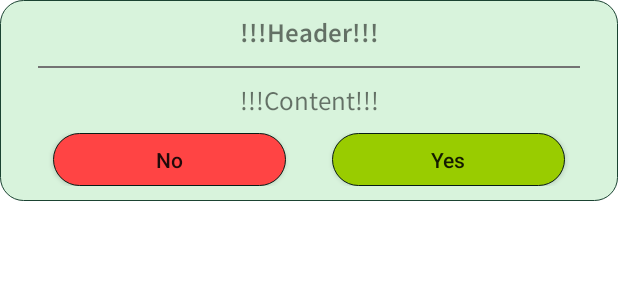
After one commit to Mak7293/WeatherApp, an Android app: the layout dialog_layout.xml on its own in the app's theme, with its tools: preview values and no code run, on a phone screen of 412 x 824 dp. The commit adds this screen. Shown: the top 300 px of the screen. Run offline under Robolectric (Android 15) with nearby library versions, the phone set to English and light mode, and no system bars.

Commit message:
delete location dialog and view model deleting location code has been wrote.

```diff
--- a/app/src/main/java/com/example/weatherapp/domin/util/Utility.java
+++ b/app/src/main/java/com/example/weatherapp/domin/util/Utility.java
@@ -1,4 +1,7 @@
 package com.example.weatherapp.domin.util;
+
+import androidx.datastore.preferences.core.Preferences;
+import androidx.datastore.preferences.core.PreferencesKeys;
 
 public class Utility {
     public Utility(){
@@ -16,6 +19,8 @@ public class Utility {
     public static final String WIND_SPEED = "wind_speed";
     public static final String HUMIDITY = "humidity";
     public static final String WEATHER_STATE = "weather_state";
+    public static final String SHARED_PREF = "shared_pref";
+    public static final String CURRENT_LOCATION = "current_location";
 
 
 }
--- a/app/src/main/java/com/example/weatherapp/presentation/fragments/WeatherFragment.java
+++ b/app/src/main/java/com/example/weatherapp/presentation/fragments/WeatherFragment.java
@@ -38,7 +38,10 @@ import com.example.weatherapp.presentation.view_models.WeatherViewModel;
 import java.util.Map;
 import java.util.Objects;
 
+import dagger.hilt.android.AndroidEntryPoint;
 
+
+@AndroidEntryPoint
 public class WeatherFragment extends Fragment {
 
     private FragmentWeatherBinding binding;
--- /dev/null
+++ b/app/src/main/res/layout/dialog_layout.xml
@@ -0,0 +1,58 @@
+<?xml version="1.0" encoding="utf-8"?>
+<androidx.appcompat.widget.LinearLayoutCompat xmlns:android="http://schemas.android.com/apk/res/android"
+    android:layout_width="wrap_content"
+    android:layout_height="wrap_content"
+    android:background="@drawable/weather_rv_item_background"
+    xmlns:app="http://schemas.android.com/apk/res-auto"
+    android:padding="10dp"
+    android:orientation="vertical">
+    <TextView
+        android:id="@+id/tv_header"
+        android:layout_width="match_parent"
+        android:layout_height="wrap_content"
+        android:gravity="center"
+        android:fontFamily="@font/semi_bold"
+        android:textSize="18sp"
+        android:text="!!!Header!!!"/>
+    <com.google.android.material.divider.MaterialDivider
+        android:layout_width="match_parent"
+        android:layout_height="1dp"
+        app:dividerColor="#737373"
+        android:layout_marginHorizontal="15dp"
+        android:layout_marginVertical="10dp"/>
+    <TextView
+        android:id="@+id/tv_content"
+        android:layout_width="match_parent"
+        android:layout_height="wrap_content"
+        android:gravity="center"
+        android:paddingHorizontal="25dp"
+        android:fontFamily="@font/regular"
+        android:paddingBottom="10dp"
+        android:textSize="18sp"
+        android:text="!!!Content!!!"/>
+    <LinearLayout
+        android:layout_width="match_parent"
+        android:layout_height="wrap_content"
+        android:paddingHorizontal="10dp"
+        android:orientation="horizontal">
+        <androidx.appcompat.widget.AppCompatButton
+            android:id="@+id/btn_no"
+            android:layout_width="0dp"
+            android:layout_height="35dp"
+            android:layout_weight="1"
+            android:text="No"
+            android:layout_marginHorizontal="15dp"
+            android:background="@drawable/red_refuse_button_background"/>
+        <androidx.appcompat.widget.AppCompatButton
+            android:id="@+id/btn_yes"
+            android:layout_width="0dp"
+            android:layout_height="35dp"
+            android:layout_weight="1"
+            android:text="Yes"
+            android:layout_marginHorizontal="15dp"
+            android:background="@drawable/green_accept_button_background"/>
+    </LinearLayout>
+
+
+
+</androidx.appcompat.widget.LinearLayoutCompat>
--- a/app/src/main/res/layout/location_rv_item.xml
+++ b/app/src/main/res/layout/location_rv_item.xml
@@ -6,6 +6,7 @@
     android:layout_height="wrap_content"
     android:padding="6dp">
     <androidx.constraintlayout.widget.ConstraintLayout
+        android:id="@+id/main_layout"
         android:layout_width="match_parent"
         android:layout_height="wrap_content"
         android:padding="10dp"
--- a/app/src/main/res/values-night/themes.xml
+++ b/app/src/main/res/values-night/themes.xml
@@ -14,4 +14,8 @@
         <item name="android:statusBarColor">?attr/colorPrimaryVariant</item>
         <!-- Customize your theme here. -->
     </style>
+    <style name="DialogTheme" parent="Theme.MaterialComponents.Light.Dialog.MinWidth">
+        <item name="android:windowMinWidthMajor">90%</item>
+        <item name="android:windowMinWidthMinor">90%</item>
+    </style>
 </resources>
--- a/app/src/main/res/values/strings.xml
+++ b/app/src/main/res/values/strings.xml
@@ -6,4 +6,6 @@
     <string name="all_time_location_permission">Please allow Access location to this app for taking your locale location.</string>
     <string name="activate_permission">Activate Permission</string>
     <string name="negative">i don\'t want activate permission</string>
+    <string name="delete_dialog_title">Delete Location</string>
+    <string name="delete_dialog_content">Are you sure you want delete this Location?</string>
 </resources>
--- a/app/src/main/res/values/themes.xml
+++ b/app/src/main/res/values/themes.xml
@@ -42,5 +42,10 @@
         <item name="cornerSizeTopLeft">20dp</item>
         <item name="cornerSizeBottomRight">0dp</item>
         <item name="cornerSizeBottomLeft">0dp</item>
+
+    </style>
+    <style name="DialogTheme" parent="Theme.MaterialComponents.Light.Dialog.MinWidth">
+        <item name="android:windowMinWidthMajor">90%</item>
+        <item name="android:windowMinWidthMinor">90%</item>
     </style>
 </resources>
```
Also changed, not shown: app/build.gradle (+4 -9 lines), app/src/main/java/com/example/weatherapp/data/location/DefaultLocationTracker.java (+0 -23 lines), app/src/main/java/com/example/weatherapp/di/AppModule.java (+16 -1 lines), app/src/main/java/com/example/weatherapp/domin/adapters/LocationListAdapter.java (+27 -7 lines), app/src/main/java/com/example/weatherapp/presentation/fragments/LocationListFragment.java (+67 -5 lines), app/src/main/java/com/example/weatherapp/presentation/view_models/LocationListViewModel.java (+33 -14 lines).
